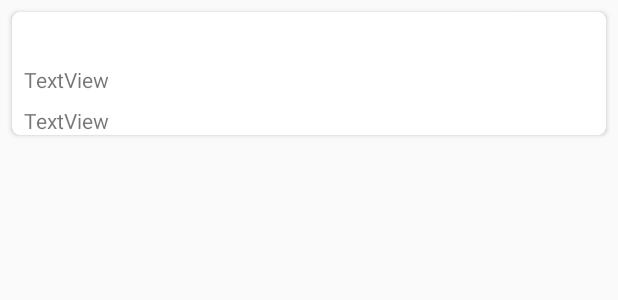
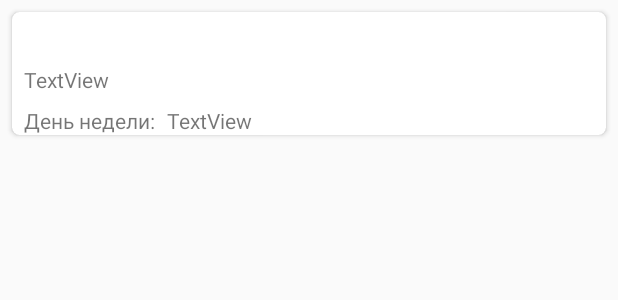
Before and after one commit to DmK78/Notes, an Android app: the layout note_item.xml on its own in the app's theme, with its tools: preview values and no code run, on a phone screen of 412 x 824 dp. Shown: the top 300 px of the screen. Run offline under Robolectric (Android 15) with nearby library versions, the phone set to English and light mode, and no system bars.

Commit message:
решил проблемму с вытаскиванием из стринг

```diff
--- a/app/src/main/java/com/android/dmk78/notes/MainActivity.java
+++ b/app/src/main/java/com/android/dmk78/notes/MainActivity.java
@@ -29,11 +29,13 @@ public class MainActivity extends AppCompatActivity {
     private MainViewModel viewModel;
 
 
+
     @Override
     protected void onCreate(Bundle savedInstanceState) {
         super.onCreate(savedInstanceState);
         setContentView(R.layout.activity_main);
         viewModel = ViewModelProviders.of(this).get(MainViewModel.class);
+
 
 
         ActionBar actionBar = getSupportActionBar();
--- a/app/src/main/java/com/android/dmk78/notes/NotesAdapter.java
+++ b/app/src/main/java/com/android/dmk78/notes/NotesAdapter.java
@@ -45,7 +45,7 @@ public class NotesAdapter extends RecyclerView.Adapter<NotesAdapter.NotesViewHol
         notesViewHolder.textViewTitle.setText(note.getTitle());
         notesViewHolder.textViewDescription.setText(note.getDescription());
 
-        notesViewHolder.textViewDayOfWeek.setText("День недели: "+Note.getDayAsString(note.getDayOfWeek()+1));
+        notesViewHolder.textViewDayOfWeek.setText(Note.getDayAsString(note.getDayOfWeek()+1));
         int colorId;
         int priority = note.getPriority();
         switch (priority) {
--- a/app/src/main/res/layout/note_item.xml
+++ b/app/src/main/res/layout/note_item.xml
@@ -41,6 +41,16 @@
             android:layout_marginStart="8dp"
             android:layout_marginTop="8dp"
             android:text="TextView"
+            app:layout_constraintStart_toEndOf="@+id/textViewDayOfWeekTitle"
+            app:layout_constraintTop_toBottomOf="@+id/textViewDescription" />
+
+        <TextView
+            android:id="@+id/textViewDayOfWeekTitle"
+            android:layout_width="wrap_content"
+            android:layout_height="wrap_content"
+            android:layout_marginStart="8dp"
+            android:layout_marginTop="8dp"
+            android:text="@string/day_of_week"
             app:layout_constraintStart_toStartOf="parent"
             app:layout_constraintTop_toBottomOf="@+id/textViewDescription" />
 
--- a/app/src/main/res/values/strings.xml
+++ b/app/src/main/res/values/strings.xml
@@ -8,6 +8,7 @@
     <string name="button_save_note">Добавить заметку</string>
 
     <string name="warning_empty_fields">Заполните все поля</string>
+    <string name="day_of_week">День недели: </string>
     <string-array name="days_of_week">
         <item>понедельник</item>
         <item>вторник</item>
```
